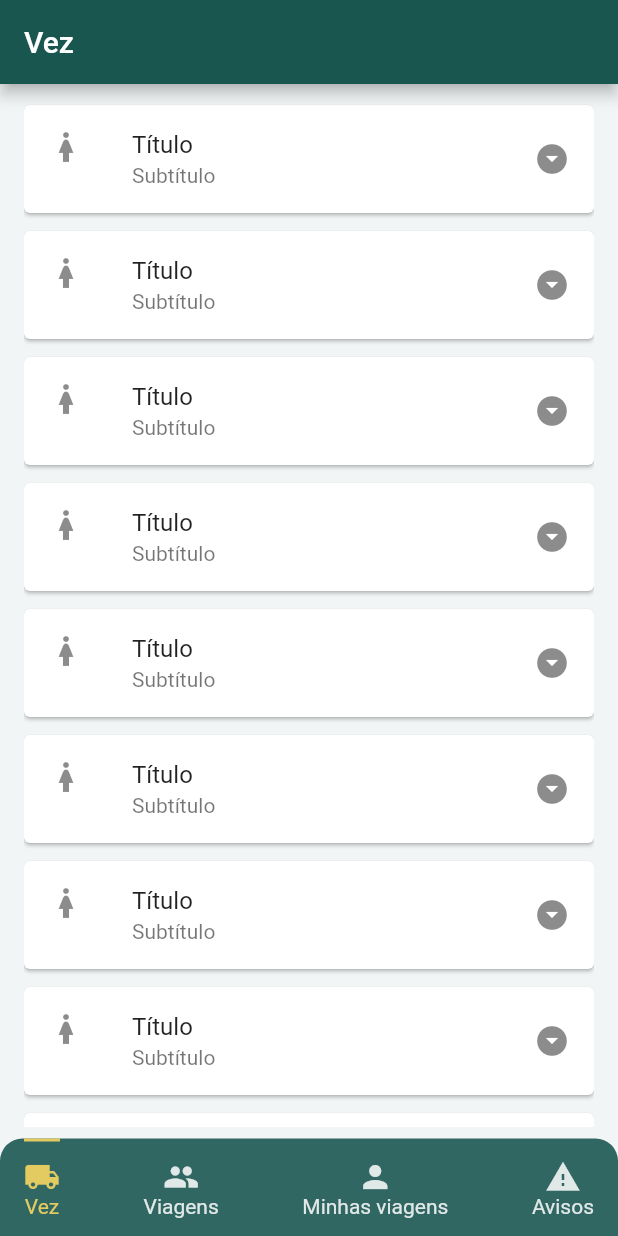
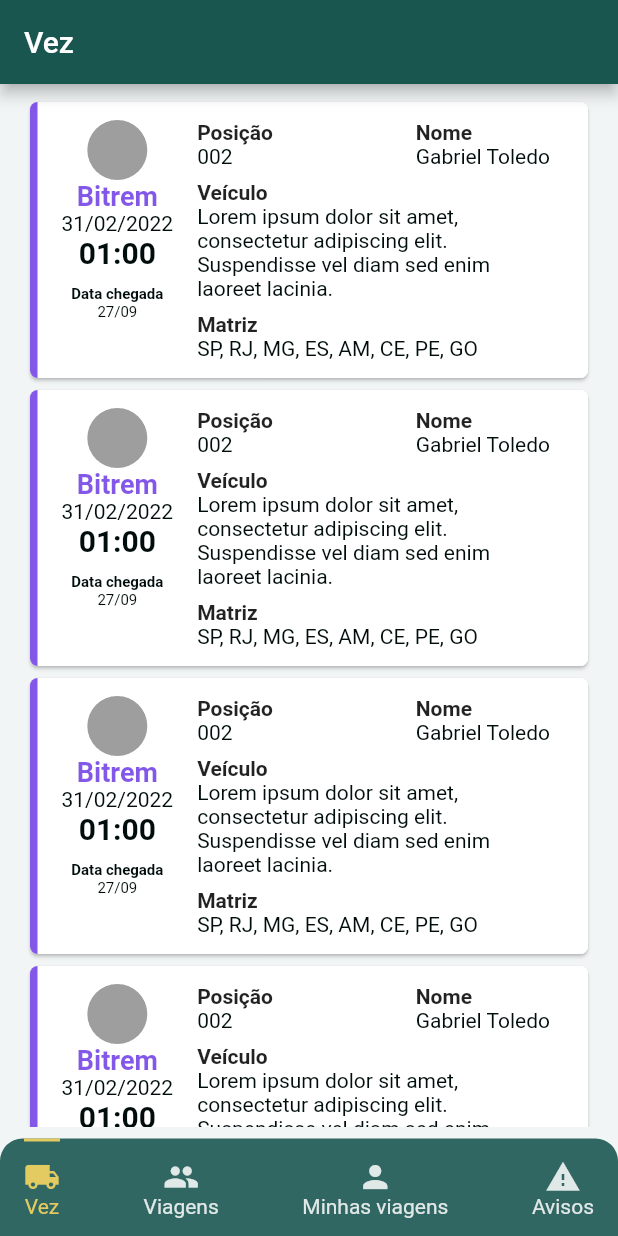
Before and after one commit to Wxze/desafio_coopertransc, a Flutter app: the HomeView screen opened by its route, on a phone screen of 412 x 824 dp. Run offline on Flutter 3.47's test engine with Material 2 defaults, Android fonts, the light colour scheme and no system bars.

Commit message:
Add turn card to project

```diff
--- a/lib/view/turn_view.dart
+++ b/lib/view/turn_view.dart
@@ -1,4 +1,5 @@
 import 'package:flutter/material.dart';
+import 'package:desafio_coopertransc/widgets/turn_list_card.dart';
 
 class TurnView extends StatefulWidget {
   const TurnView({Key? key}) : super(key: key);
@@ -19,17 +20,6 @@ class _TurnViewState extends State<TurnView> {
   }
 
   Widget turnListTile() {
-    return Card(
-      margin: const EdgeInsets.symmetric(vertical: 6),
-      elevation: 1,
-      child: ListTile(
-        leading: const Icon(Icons.woman),
-        trailing: const Icon(Icons.arrow_drop_down_circle),
-        title: const Text('Título'),
-        subtitle: const Text('Subtítulo'),
-        hoverColor: const Color(0xFFd9dddd),
-        onTap: () => {},
-      ),
-    );
+    return const TurnListCard();
   }
 }
--- /dev/null
+++ b/lib/widgets/turn_list_card.dart
@@ -0,0 +1,213 @@
+import 'package:flutter/material.dart';
+
+class _DateTimeSection extends StatelessWidget {
+  final String truck;
+  final String date;
+  final String time;
+  final String arrivalTime;
+
+  const _DateTimeSection({
+    Key? key,
+    required this.truck,
+    required this.date,
+    required this.time,
+    required this.arrivalTime,
+  }) : super(key: key);
+
+  @override
+  Widget build(BuildContext context) {
+    return
+      Column(
+      children: [
+        Column(children: [
+          CircleAvatar(
+            backgroundColor: Colors.grey.shade500,
+          ),
+          Text(truck,
+              style: TextStyle(
+                fontSize: 18,
+                color: getCardColor(truck.toLowerCase()),
+                fontWeight: FontWeight.bold,
+              )),
+          Text(date,
+              style: const TextStyle(
+                fontSize: 14,
+                color: Color(0xFF000D0C),
+              )),
+          Text(time,
+              style: const TextStyle(
+                fontSize: 20,
+                fontWeight: FontWeight.bold,
+                color: Color(0xFF000D0C),
+              )),
+        ]),
+        const SizedBox(height: 10),
+        Column(
+          children: [
+          const Text("Data chegada",
+              style: TextStyle(
+                fontWeight: FontWeight.bold,
+                fontSize: 10,
+                color: Color(0xFF000D0C),
+              )),
+          Text(arrivalTime,
+              style: const TextStyle(
+                fontSize: 10,
+                color: Color(0xFF000D0C),
+              )),
+        ]),
+      ],
+    );
+  }
+}
+
+class _CardField extends StatelessWidget {
+  final String label;
+  final String value;
+
+  const _CardField({
+    Key? key,
+    required this.label,
+    required this.value,
+  }) : super(key: key);
+
+  @override
+  Widget build(BuildContext context) {
+    return Column(
+      crossAxisAlignment: CrossAxisAlignment.start,
+      children: [
+        Text(label,
+            style: const TextStyle(
+              fontWeight: FontWeight.bold,
+            )),
+        Text(value,
+            style: const TextStyle(
+              color: Color(0xFF000D0C),
+            ))
+      ],
+    );
+  }
+}
+
+class _ContentSection extends StatelessWidget {
+  final String position;
+  final String name;
+  final String vehicle;
+  final String headquarter;
+
+  const _ContentSection({
+    Key? key,
+    required this.position,
+    required this.name,
+    required this.vehicle,
+    required this.headquarter,
+  }) : super(key: key);
+
+  @override
+  Widget build(BuildContext context) {
+    return Container(
+        margin: const EdgeInsets.only(left: 16),
+            child: Column(
+          children: [
+            Row(
+              crossAxisAlignment: CrossAxisAlignment.start,
+              mainAxisAlignment: MainAxisAlignment.spaceBetween,
+              children: [
+                Flexible(
+                    flex: 1,
+                    child: _CardField(
+                      label: 'Posição',
+                      value: position,
+                    )),
+                Flexible(
+                    flex: 1,
+                    child: _CardField(
+                      label: 'Nome',
+                      value: name,
+                    )),
+              ],
+            ),
+            const SizedBox(height: 8),
+            Row(
+              children: [
+                Expanded(
+                    child: _CardField(
+                  label: 'Veículo',
+                  value: vehicle,
+                ))
+              ],
+            ),
+            const SizedBox(height: 8),
+            Row(
+              children: [
+                Expanded(
+                    child: _CardField(
+                  label: 'Matriz',
+                  value: headquarter,
+                ))
+              ],
+            ),
+          ],
+        ));
+  }
+}
+
+class TurnListCard extends StatelessWidget {
+  const TurnListCard({Key? key}) : super(key: key);
+
+  @override
+  Widget build(BuildContext context) {
+    return Card(
+      shape: RoundedRectangleBorder(borderRadius: BorderRadius.circular(5)),
+      elevation: 1,
+      child: ClipPath(
+        clipper: ShapeBorderClipper(
+            shape: RoundedRectangleBorder(
+          borderRadius: BorderRadius.circular(5),
+        )),
+        child: Container(
+            padding: const EdgeInsets.symmetric(horizontal: 16, vertical: 12),
+            decoration: BoxDecoration(
+              border: Border(
+                  left: BorderSide(
+                      color: getCardColor("Bitrem".toLowerCase()),
+                      width: 5)),
+              color: Colors.white,
+            ),
+            child: Row(
+                crossAxisAlignment: CrossAxisAlignment.start,
+                children: const [
+                  Flexible(
+                      child: _DateTimeSection(
+                        truck: "Bitrem",
+                        date: '31/02/2022',
+                        time: '01:00',
+                        arrivalTime: '27/09',
+                      )),
+                  Flexible(
+                      flex: 3,
+                      child: _ContentSection(
+                        position: '002',
+                        name: 'Gabriel Toledo',
+                        vehicle:
+                            'Lorem ipsum dolor sit amet, consectetur adipiscing elit. Suspendisse vel diam sed enim laoreet lacinia. ',
+                        headquarter: 'SP, RJ, MG, ES, AM, CE, PE, GO',
+                      ))
+                ])),
+      ),
+    );
+  }
+}
+
+Color getCardColor(String truckType) {
+    switch(truckType) {
+      case 'truck':
+        return const Color(0xFF1FE059).withOpacity(0.75);
+      case 'bitrem':
+        return const Color(0xFF591FE0).withOpacity(0.75);
+      case 'carreta':
+        return const Color(0xFFE0591F).withOpacity(0.75);
+      default:
+        return const Color(0xFF1FE059).withOpacity(0.75);
+    }
+  }
```
Also changed, not shown: lib/main.dart (line endings or trailing spaces).
